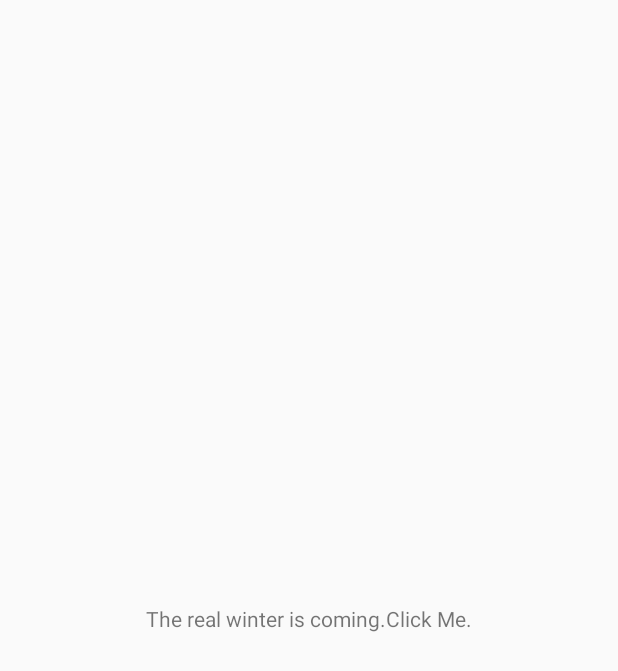
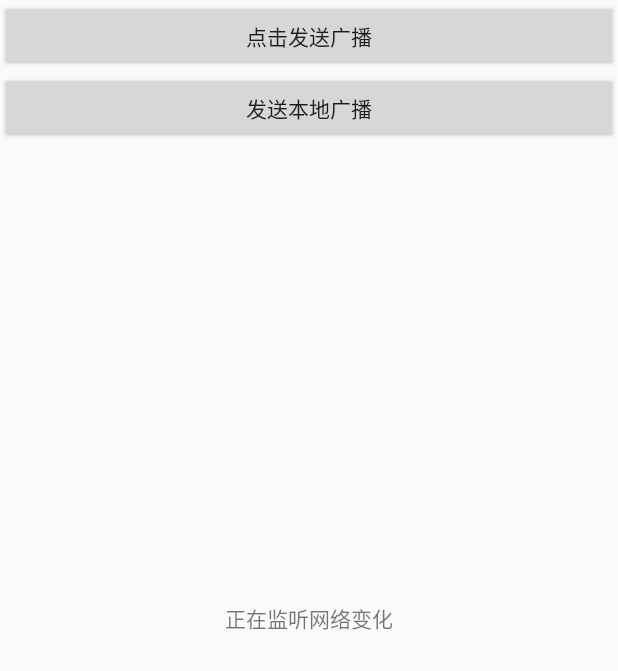
Before and after one commit to YuxiangLiu520/DemoBase, an Android app: the screen it shows after launch (PermissionActivity before the commit, BroadcastActivity after it), on a phone screen of 412 x 824 dp. Shown: the top 671 px of the screen. Run offline under Robolectric (Android 15) with nearby library versions, the phone set to English and light mode, and no system bars; libraries missing offline, so code that uses them is left out: com.readystatesoftware.systembartint.

Commit message:
四大组件之广播的学习

```diff
--- /dev/null
+++ b/app/src/main/java/com/yxliu/demo/activity/BroadcastActivity.java
@@ -0,0 +1,85 @@
+package com.yxliu.demo.activity;
+
+import android.content.BroadcastReceiver;
+import android.content.Context;
+import android.content.Intent;
+import android.content.IntentFilter;
+import android.net.ConnectivityManager;
+import android.net.NetworkInfo;
+import android.os.Bundle;
+import android.support.v4.content.LocalBroadcastManager;
+import android.view.View;
+import android.widget.Toast;
+
+import com.yxliu.demo.R;
+import com.yxliu.demo.activity.base.BaseActivity;
+
+public class BroadcastActivity extends BaseActivity {
+
+    private IntentFilter intentFilter;
+
+    private NetworkChangeReceiver networkChangeReceiver;
+
+    private LocalReceiver localReceiver;
+
+    private LocalBroadcastManager localBroadcastManager;
+
+    @Override
+    protected void onCreate(Bundle savedInstanceState) {
+        super.onCreate(savedInstanceState);
+        setContentView(R.layout.activity_broadcast);
+
+        intentFilter = new IntentFilter();
+
+        intentFilter.addAction("android.net.conn.CONNECTIVITY_CHANGE");
+        networkChangeReceiver = new NetworkChangeReceiver();
+        registerReceiver(networkChangeReceiver, intentFilter);
+
+        //点击发送自定义广播
+        findViewById(R.id.btn_send_broadcast).setOnClickListener(v -> {
+            Intent intent = new Intent("com.yxliu.demo.broadcast.MY_BROADCAST");
+//            sendBroadcast(intent);//标准广播
+            sendOrderedBroadcast(intent,null);//有序广播
+        });
+
+        localBroadcastManager = LocalBroadcastManager.getInstance(this);//获取实例
+        findViewById(R.id.btn_send_local_broadcast).setOnClickListener(v -> {
+            Intent intent = new Intent("com.yxliu.demo.broadcast.LOCAL_BROADCAST");
+//            sendBroadcast(intent);
+            localBroadcastManager.sendBroadcast(intent);//发送本地广播
+        });
+        intentFilter.addAction("com.yxliu.demo.broadcast.LOCAL_BROADCAST");
+        localReceiver = new LocalReceiver();
+        localBroadcastManager.registerReceiver(localReceiver,intentFilter);//注册本地广播监听
+    }
+
+    @Override
+    protected void onDestroy() {
+        super.onDestroy();
+        unregisterReceiver(networkChangeReceiver);
+        unregisterReceiver(localReceiver);
+    }
+
+    private class NetworkChangeReceiver extends BroadcastReceiver {
+
+        @Override
+        public void onReceive(Context context, Intent intent) {
+
+            ConnectivityManager connectivityManager = (ConnectivityManager) getSystemService(Context.CONNECTIVITY_SERVICE);
+            NetworkInfo networkInfo = connectivityManager.getActiveNetworkInfo();
+            if (networkInfo != null && networkInfo.isConnected()) {
+                Toast.makeText(context, "network is connect", Toast.LENGTH_SHORT).show();
+            } else {
+                Toast.makeText(context, "network is not connect", Toast.LENGTH_SHORT).show();
+            }
+        }
+    }
+
+    private class LocalReceiver extends BroadcastReceiver{
+
+        @Override
+        public void onReceive(Context context, Intent intent) {
+            Toast.makeText(context,"receive local broadcast",Toast.LENGTH_SHORT).show();
+        }
+    }
+}
--- /dev/null
+++ b/app/src/main/res/layout/activity_broadcast.xml
@@ -0,0 +1,34 @@
+<?xml version="1.0" encoding="utf-8"?>
+<android.support.constraint.ConstraintLayout xmlns:android="http://schemas.android.com/apk/res/android"
+    xmlns:app="http://schemas.android.com/apk/res-auto"
+    xmlns:tools="http://schemas.android.com/tools"
+    android:layout_width="match_parent"
+    android:layout_height="match_parent"
+    tools:context=".activity.BroadcastActivity">
+
+    <TextView
+        android:layout_width="wrap_content"
+        android:layout_height="wrap_content"
+        android:text="@string/net_notice"
+        app:layout_constraintRight_toRightOf="parent"
+        app:layout_constraintTop_toTopOf="parent"
+        app:layout_constraintBottom_toBottomOf="parent"
+        app:layout_constraintLeft_toLeftOf="parent"/>
+
+    <RelativeLayout
+        android:layout_width="match_parent"
+        android:layout_height="match_parent">
+        <Button
+            android:id="@+id/btn_send_broadcast"
+            android:layout_width="match_parent"
+            android:layout_height="wrap_content"
+            android:text="@string/broadcast_send"/>
+        <Button
+            android:id="@+id/btn_send_local_broadcast"
+            android:layout_width="match_parent"
+            android:layout_height="wrap_content"
+            android:layout_below="@id/btn_send_broadcast"
+            android:text="@string/broadcast_send_local"/>
+    </RelativeLayout>
+
+</android.support.constraint.ConstraintLayout>
--- a/app/src/main/res/values/strings.xml
+++ b/app/src/main/res/values/strings.xml
@@ -3,4 +3,8 @@
     <string name="my_words">
         The real winter is coming.Click Me.
     </string>
+    <string name="net_notice">正在监听网络变化</string>
+    <string name="broadcast_send">点击发送广播</string>
+    <string name="broadcast_send_local">发送本地广播</string>
+
 </resources>
```
Also changed, not shown: app/src/main/AndroidManifest.xml (+30 -4 lines), app/src/main/java/com/yxliu/demo/broadcast/BootCompleteReceiver.java (added, +16 -0 lines), app/src/main/java/com/yxliu/demo/broadcast/MyBroadcastReceiver.java (added, +17 -0 lines).
